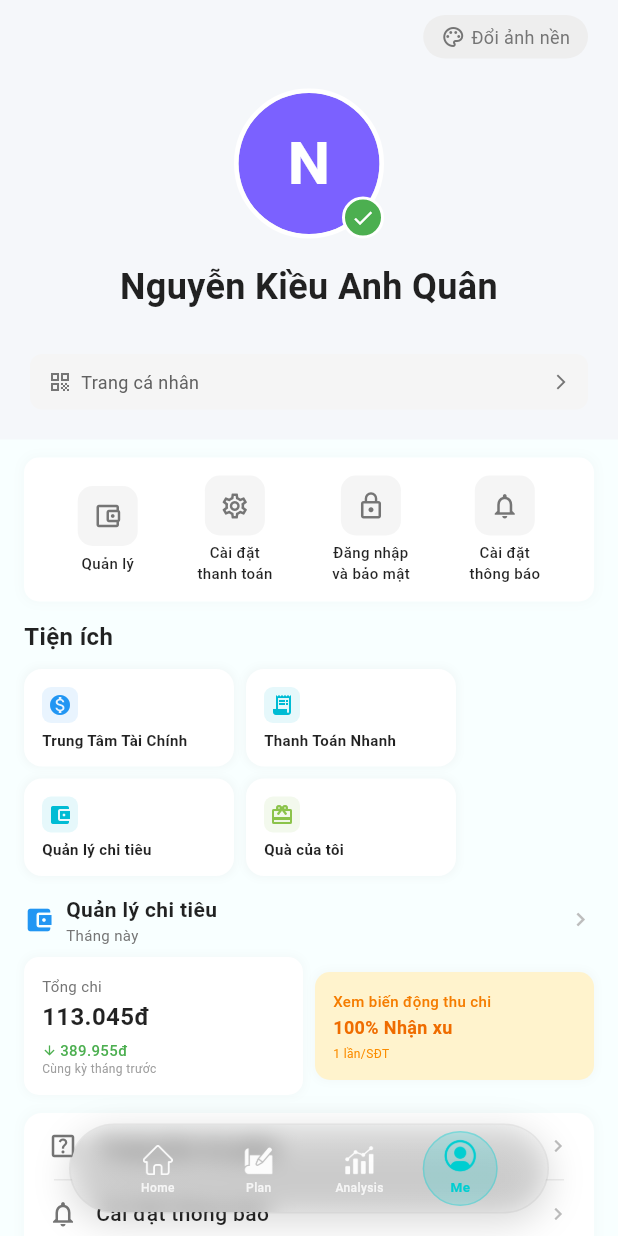
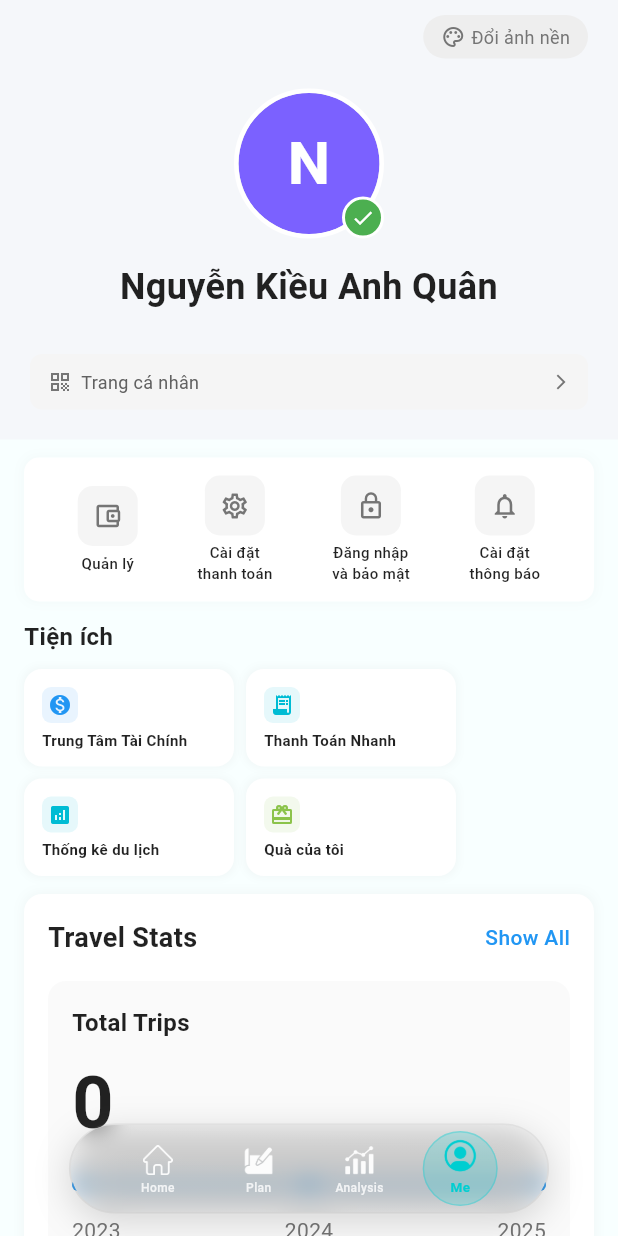
Before and after one commit to lephuckhang186/TravelerApplication, a Flutter app: the screen it shows once a user with an empty profile is signed in, item 4 of the bottom bar chosen, on a phone screen of 412 x 824 dp. Run offline on Flutter 3.47's test engine with Material 3 defaults, Android fonts, the light colour scheme and no system bars; our stand-ins replace device_preview, dio, firebase_auth, firebase_core, fl_chart, flutter_secure_storage and 5 more; missing offline and left inert: bcrypt; accounts and stored records are empty; network calls fail; Roboto replaces fonts that are missing (Quattrocento).

Commit message:
Change this month's expense management item to travel stats

```diff
--- a/lib/screens/settings_screen.dart
+++ b/lib/screens/settings_screen.dart
@@ -11,6 +11,7 @@ import 'general_info_screen.dart';
 import 'analysis_screen.dart';
 import 'security_login_screen.dart';
 import 'profile_screen.dart';
+import 'travel_stats_screen.dart';
 
 class SettingsScreen extends StatefulWidget {
   const SettingsScreen({super.key});
@@ -113,8 +114,8 @@ class _SettingsScreenState extends State<SettingsScreen>
 
                   const SizedBox(height: 12),
 
-                  // Expense Management Card
-                  _buildExpenseCard(),
+                  // Travel Statistics Card
+                  _buildTravelStatsCard(),
 
                   const SizedBox(height: 12),
 
@@ -610,10 +611,10 @@ class _SettingsScreenState extends State<SettingsScreen>
                     Row(
                       children: [
                         _buildRectangularUtilityItem(
-                          Icons.account_balance_wallet,
-                          'Quản lý chi tiêu',
+                          Icons.analytics,
+                          'Thống kê du lịch',
                           const Color(0xFF00BCD4), // Cyan
-                          () => _onExpenseManagement(),
+                          () => _onTravelStats(),
                         ),
                         const SizedBox(width: 8),
                         _buildRectangularUtilityItem(
@@ -696,161 +697,157 @@ class _SettingsScreenState extends State<SettingsScreen>
     );
   }
 
-  /// Expense Management Card
-  Widget _buildExpenseCard() {
-    return Container(
+  /// Travel Statistics Card
+  Widget _buildTravelStatsCard() {
+    return GestureDetector(
+      onTap: () => _onTravelStats(),
+      child: Container(
         margin: const EdgeInsets.symmetric(horizontal: 16),
-      child: Column(
-        children: [
-          // Header Row
-          Row(
-            children: [
-              Icon(Icons.account_balance_wallet, size: 20, color: Colors.blue),
-              const SizedBox(width: 8),
-              Expanded(
-                child: Column(
-                  crossAxisAlignment: CrossAxisAlignment.start,
-                  children: [
-                    Text(
-                      'Quản lý chi tiêu',
-                      style: GoogleFonts.quattrocento(
-                        fontSize: 14,
-                        fontWeight: FontWeight.w600,
-                        color: Colors.black87,
-                      ),
-                    ),
-                    Text(
-                      'Tháng này',
-                      style: GoogleFonts.quattrocento(
-                        fontSize: 10,
-                        color: Colors.grey[600],
-                      ),
-                    ),
-                  ],
-                ),
-              ),
-              Icon(Icons.chevron_right, color: Colors.grey[400], size: 18),
-            ],
-          ),
-
-          const SizedBox(height: 8),
-
-          // Expense Summary Cards
-          Row(
-            children: [
-              Expanded(
-                child: Container(
-                  padding: const EdgeInsets.all(12),
+        padding: const EdgeInsets.all(16),
         decoration: BoxDecoration(
           color: Colors.white,
-                    borderRadius: BorderRadius.circular(10),
+          borderRadius: BorderRadius.circular(12),
           boxShadow: [
             BoxShadow(
-                        color: Colors.grey.withValues(alpha: 0.06),
+              color: Colors.grey.withValues(alpha: 0.08),
               spreadRadius: 1,
-                        blurRadius: 4,
+              blurRadius: 6,
             ),
           ],
         ),
         child: Column(
           crossAxisAlignment: CrossAxisAlignment.start,
           children: [
+            // Header Row
+            Row(
+              children: [
                 Text(
-                        'Tổng chi',
+                  'Travel Stats',
                   style: GoogleFonts.quattrocento(
-                          fontSize: 10,
-                          color: Colors.grey[600],
-                        ),
-                      ),
-                      const SizedBox(height: 2),
-                      Text(
-                        '113.045đ',
-                        style: GoogleFonts.quattrocento(
-                          fontSize: 16,
+                    fontSize: 18,
                     fontWeight: FontWeight.w700,
                     color: Colors.black87,
                   ),
                 ),
-                      const SizedBox(height: 4),
-                      Row(
-                        children: [
-                          Icon(
-                            Icons.arrow_downward,
-                            size: 10,
-                            color: Colors.green,
-                          ),
-                          const SizedBox(width: 2),
+                const Spacer(),
                 Text(
-                            '389.955đ',
+                  'Show All',
                   style: GoogleFonts.quattrocento(
-                              fontSize: 10,
-                              color: Colors.green,
+                    fontSize: 14,
+                    color: Colors.blue,
                     fontWeight: FontWeight.w500,
                   ),
                 ),
               ],
             ),
-                      Text(
-                        'Cùng kỳ tháng trước',
-                        style: GoogleFonts.quattrocento(
-                          fontSize: 8,
-                          color: Colors.grey[500],
-                        ),
-                      ),
-                    ],
-                  ),
-                ),
-              ),
-              const SizedBox(width: 8),
-              Expanded(
-                child: Container(
-                  padding: const EdgeInsets.all(12),
+
+            const SizedBox(height: 16),
+
+            // Total Trips Section
+            Container(
+              padding: const EdgeInsets.all(16),
               decoration: BoxDecoration(
-                    color: const Color(0xFFFFF3CD),
-                    borderRadius: BorderRadius.circular(10),
-                    boxShadow: [
-                      BoxShadow(
-                        color: Colors.grey.withValues(alpha: 0.06),
-                        spreadRadius: 1,
-                        blurRadius: 4,
-                      ),
-                    ],
+                color: Colors.grey[50],
+                borderRadius: BorderRadius.circular(12),
               ),
               child: Column(
                 crossAxisAlignment: CrossAxisAlignment.start,
                 children: [
                   Text(
-                        'Xem biến động thu chi',
+                    'Total Trips',
                     style: GoogleFonts.quattrocento(
-                          fontSize: 10,
-                          color: Colors.orange[700],
-                          fontWeight: FontWeight.w500,
+                      fontSize: 16,
+                      fontWeight: FontWeight.w600,
+                      color: Colors.black87,
                     ),
                   ),
-                      const SizedBox(height: 2),
+                  const SizedBox(height: 8),
                   Text(
-                        '100% Nhận xu',
+                    '0',
                     style: GoogleFonts.quattrocento(
-                          fontSize: 12,
+                      fontSize: 48,
                       fontWeight: FontWeight.w700,
-                          color: Colors.orange[800],
+                      color: Colors.black87,
                     ),
                   ),
-                      const SizedBox(height: 4),
-                      Text(
-                        '1 lần/SĐT',
-                        style: GoogleFonts.quattrocento(
-                          fontSize: 8,
-                          color: Colors.orange[600],
+                  const SizedBox(height: 16),
+
+                  // Simple timeline
+                  Row(
+                    children: [
+                      Container(
+                        width: 8,
+                        height: 8,
+                        decoration: const BoxDecoration(
+                          color: Colors.blue,
+                          shape: BoxShape.circle,
+                        ),
+                      ),
+                      Expanded(
+                        child: Container(
+                          height: 2,
+                          color: Colors.blue,
+                        ),
+                      ),
+                      Container(
+                        width: 8,
+                        height: 8,
+                        decoration: const BoxDecoration(
+                          color: Colors.blue,
+                          shape: BoxShape.circle,
+                        ),
+                      ),
+                      Expanded(
+                        child: Container(
+                          height: 2,
+                          color: Colors.blue,
+                        ),
+                      ),
+                      Container(
+                        width: 8,
+                        height: 8,
+                        decoration: const BoxDecoration(
+                          color: Colors.blue,
+                          shape: BoxShape.circle,
                         ),
                       ),
                     ],
                   ),
+
+                  const SizedBox(height: 16),
+
+                  // Years
+                  Row(
+                    mainAxisAlignment: MainAxisAlignment.spaceBetween,
+                    children: [
+                      Text(
+                        '2023',
+                        style: GoogleFonts.quattrocento(
+                          fontSize: 14,
+                          color: Colors.grey[600],
+                        ),
+                      ),
+                      Text(
+                        '2024',
+                        style: GoogleFonts.quattrocento(
+                          fontSize: 14,
+                          color: Colors.grey[600],
+                        ),
+                      ),
+                      Text(
+                        '2025',
+                        style: GoogleFonts.quattrocento(
+                          fontSize: 14,
+                          color: Colors.grey[600],
                         ),
                       ),
                     ],
                   ),
                 ],
+              ),
+            ),
+          ],
+        ),
       ),
     );
   }
@@ -1062,6 +1059,13 @@ class _SettingsScreenState extends State<SettingsScreen>
     Navigator.push(
       context,
       MaterialPageRoute(builder: (context) => const AnalysisScreen()),
+    );
+  }
+
+  void _onTravelStats() {
+    Navigator.push(
+      context,
+      MaterialPageRoute(builder: (context) => const TravelStatsScreen()),
     );
   }
 
```
Also changed, not shown: lib/screens/travel_stats_screen.dart (added, +439 -0 lines), images/Design/stats1.jpg (added), images/Design/stats2.jpg (added), images/Design/stats3.jpg (added). Lines whose indentation alone changed are shown as unchanged.
